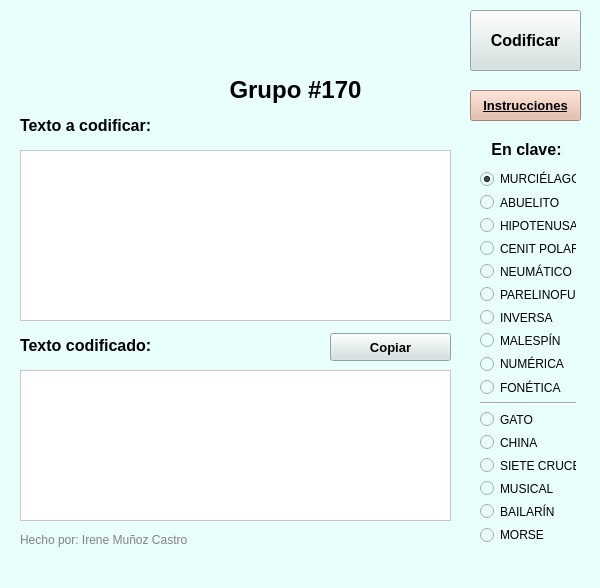
First picture: the form in GUI/Principal.ui, repository irefut/cifraClaves, before the edit.
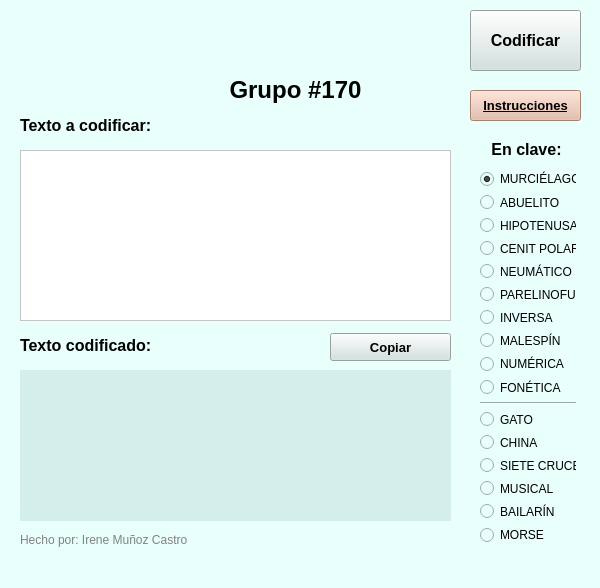
Second picture: the form after the edit. Icons and pictures are not drawn.

Commit message: Style: Cuadro de texto codificado de solo lectura y fondo celeste

Diff of the .ui file:
```diff
--- a/GUI/Principal.ui
+++ b/GUI/Principal.ui
@@ -59,8 +59,8 @@
      </rect>
     </property>
     <property name="styleSheet">
-     <string notr="true">background-color: rgb(255, 255, 255);
-font: 12pt &quot;MS Shell Dlg 2&quot;;</string>
+     <string notr="true">background-color: rgb(212, 238, 234);
+font: 12pt &quot;MS Shell Dlg 2&quot;; border: none;</string>
     </property>
    </widget>
    <widget class="QLabel" name="label_3">
```
The commit also changes 1 other file.
